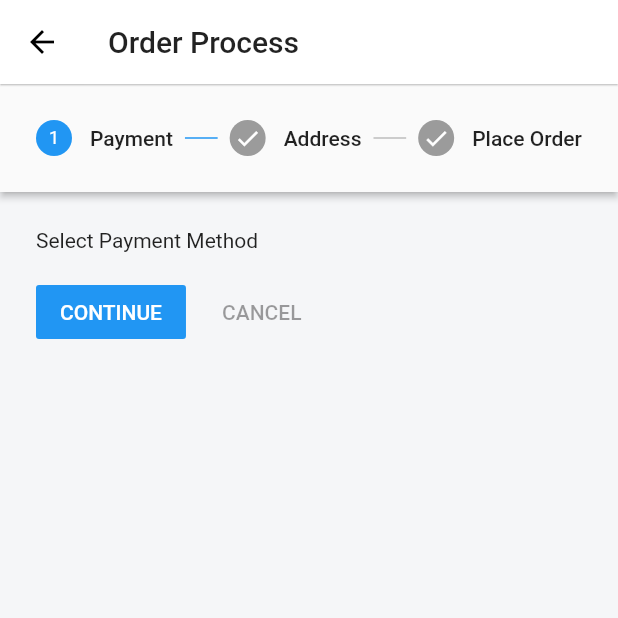
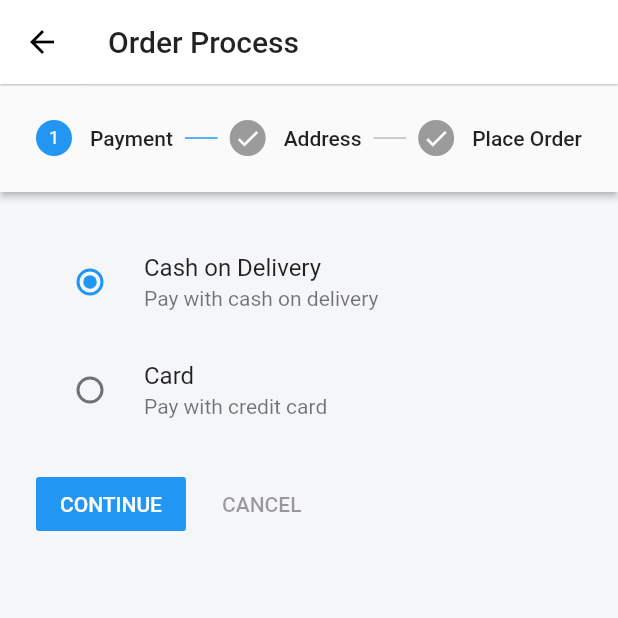
Before and after one commit to zohaib304/app-fnf, a Flutter app: the SelectPayment screen opened by its route, on a phone screen of 412 x 824 dp, the top half of it. Run offline on Flutter 3.47's test engine with Material 2 defaults, Android fonts, the phone set to English and light mode, and no system bars; our stand-ins replace cached_network_image, carousel_slider, cloud_firestore, firebase_auth, firebase_core, google_sign_in and 1 more; missing offline and left inert: paginate_firestore; accounts and stored records are empty.

Commit message:
added payment select options

```diff
--- a/lib/Pages/select_payament.dart
+++ b/lib/Pages/select_payament.dart
@@ -1,6 +1,8 @@
 import 'dart:developer';
 
 import 'package:flutter/material.dart';
+
+enum PaymentMethod { cashOnDelivery, card }
 
 class SelectPayment extends StatefulWidget {
   const SelectPayment({Key? key}) : super(key: key);
@@ -13,6 +15,7 @@ class SelectPayment extends StatefulWidget {
 
 class _SelectPaymentState extends State<SelectPayment> {
   int _index = 0;
+  PaymentMethod? _paymentMethod = PaymentMethod.cashOnDelivery;
 
   @override
   Widget build(BuildContext context) {
@@ -54,7 +57,32 @@ class _SelectPaymentState extends State<SelectPayment> {
           Step(
             state: _index == 0 ? StepState.indexed : StepState.complete,
             title: const Text("Payment"),
-            content: const Text("Select Payment Method"),
+            content: Column(
+              children: [
+                RadioListTile<PaymentMethod>(
+                  title: const Text('Cash on Delivery'),
+                  subtitle: const Text('Pay with cash on delivery'),
+                  value: PaymentMethod.cashOnDelivery,
+                  groupValue: _paymentMethod,
+                  onChanged: (PaymentMethod? value) {
+                    setState(() {
+                      _paymentMethod = value;
+                    });
+                  },
+                ),
+                RadioListTile<PaymentMethod>(
+                  title: const Text('Card'),
+                  subtitle: const Text('Pay with credit card'),
+                  value: PaymentMethod.card,
+                  groupValue: _paymentMethod,
+                  onChanged: (PaymentMethod? value) {
+                    setState(() {
+                      _paymentMethod = value;
+                    });
+                  },
+                ),
+              ],
+            ),
             isActive: _index >= 0,
           ),
           Step(
```
